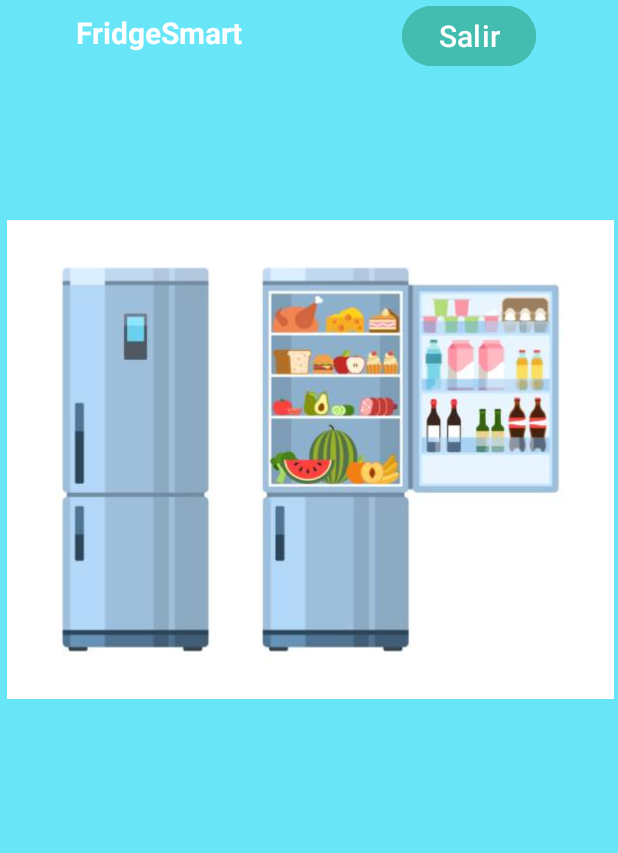
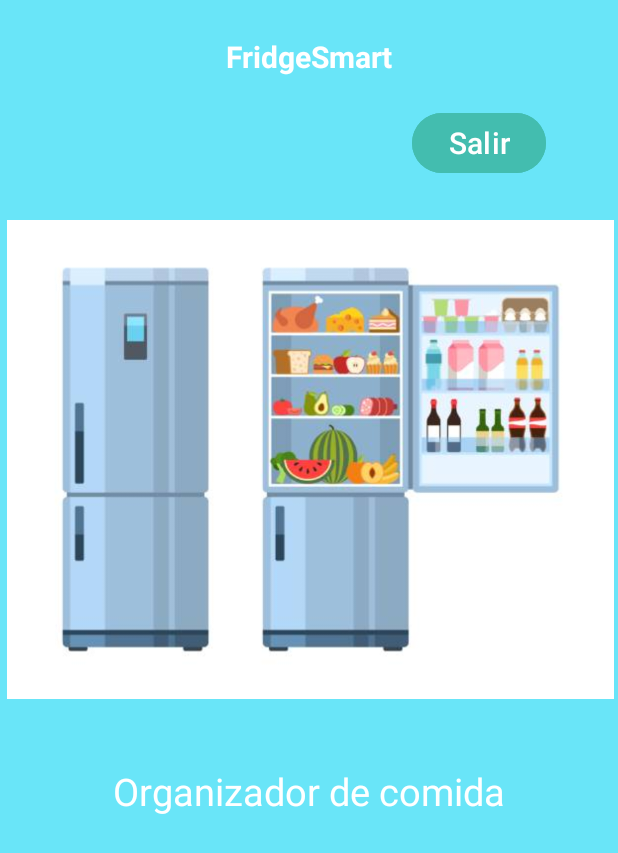
Before and after one commit to johanat/fridgesmart-app, an Android app: the screen it shows after launch (MainActivity), on a phone screen of 412 x 824 dp. Shown: the top 853 px of the screen. Run offline under Robolectric (Android 15) with nearby library versions, the light colour scheme and no system bars.

Commit message:
hecho cambios en el layout

```diff
--- a/app/src/main/res/layout/activity_main.xml
+++ b/app/src/main/res/layout/activity_main.xml
@@ -12,25 +12,27 @@
         android:id="@+id/textView"
         android:layout_width="212dp"
         android:layout_height="43dp"
+        android:layout_marginTop="16dp"
         android:gravity="center"
         android:text="FridgeSmart"
         android:textColor="@color/white"
         android:textSize="20dp"
         android:textStyle="bold"
-        tools:layout_editor_absoluteX="5dp"
-        tools:layout_editor_absoluteY="53dp" />
+        app:layout_constraintEnd_toEndOf="parent"
+        app:layout_constraintStart_toStartOf="parent"
+        app:layout_constraintTop_toTopOf="parent" />
 
     <Button
         android:id="@+id/button"
         android:layout_width="wrap_content"
         android:layout_height="wrap_content"
+        android:layout_marginTop="12dp"
+        android:layout_marginEnd="48dp"
         android:backgroundTint="#43BDAF"
         android:text="Salir"
         android:textSize="20dp"
         app:layout_constraintEnd_toEndOf="parent"
-        app:layout_constraintHorizontal_bias="0.509"
-        app:layout_constraintStart_toEndOf="@+id/textView"
-        tools:layout_editor_absoluteY="48dp" />
+        app:layout_constraintTop_toBottomOf="@+id/textView" />
 
     <ImageView
         android:id="@+id/imageView"
@@ -42,4 +44,16 @@
         app:layout_constraintTop_toTopOf="parent"
         app:layout_constraintVertical_bias="0.291"
         app:srcCompat="@drawable/nevera" />
+
+    <TextView
+        android:id="@+id/textView2"
+        android:layout_width="wrap_content"
+        android:layout_height="wrap_content"
+        android:layout_marginTop="44dp"
+        android:text="Organizador de comida"
+        android:textColor="@color/white"
+        android:textSize="25dp"
+        app:layout_constraintEnd_toEndOf="parent"
+        app:layout_constraintStart_toStartOf="parent"
+        app:layout_constraintTop_toBottomOf="@+id/imageView" />
 </androidx.constraintlayout.widget.ConstraintLayout>
```
